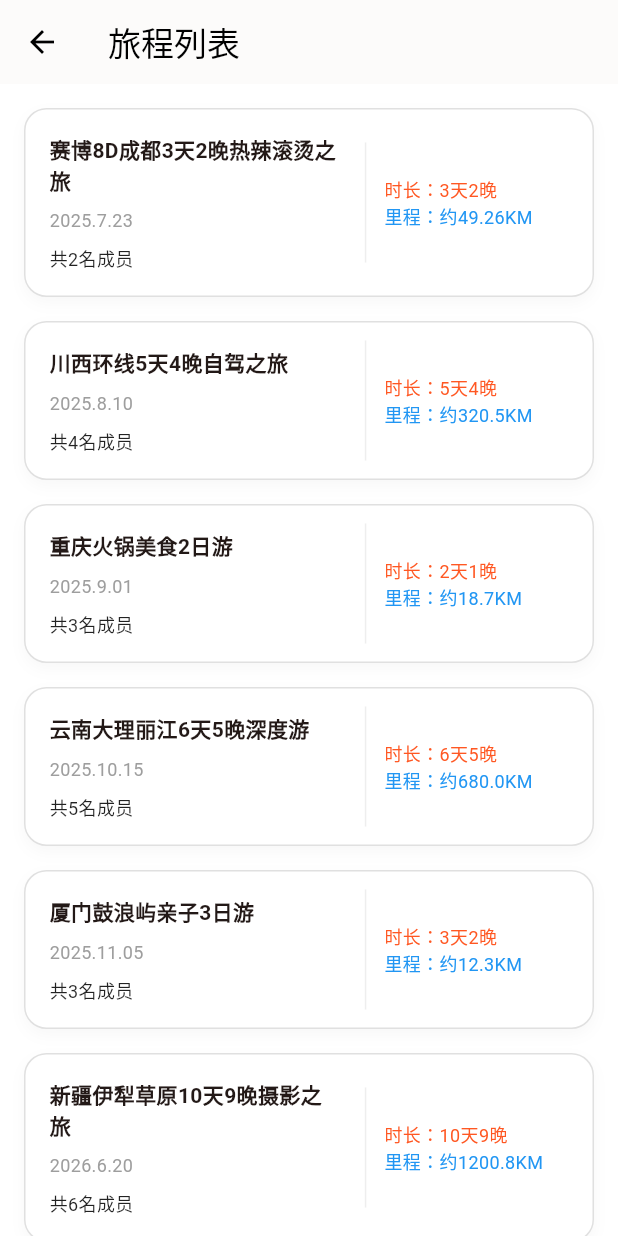
After one commit to CupOfBread/WayGo, a Flutter app: the screen it shows after launch, after a tap on "旅程列表", on a phone screen of 412 x 824 dp. The commit adds this screen. Run offline on Flutter 3.47's test engine with Material 3 defaults, Android fonts, the phone set to English and light mode, and no system bars; our stand-ins replace audioplayers, carousel_slider, dio, flutter_smart_dialog, get, logger and 1 more; missing offline and left inert: flutter_baidu_mapapi_base, flutter_baidu_mapapi_map, flutter_bmflocation.

Commit message:
feat: 新增页面

```diff
--- a/lib/pages/home/home_view.dart
+++ b/lib/pages/home/home_view.dart
@@ -7,6 +7,7 @@ import 'home_state.dart';
 import '../map/map_view.dart';
 import '../travel/travel_view.dart';
 import '../spot/spot_detail_view.dart';
+import '../travel/travel_list_view.dart';
 
 class HomePage extends StatelessWidget {
   HomePage({Key? key}) : super(key: key);
@@ -36,6 +37,17 @@ class HomePage extends StatelessWidget {
                         runSpacing: 12,
                         alignment: WrapAlignment.start,
                         children: [
+                          _buildHomeCard(
+                            width: cardWidth,
+                            icon: Icons.list_alt,
+                            text: '旅程列表',
+                            color1: Color(0xFF4A90E2),
+                            color2: Color(0xFF50E3C2),
+                            boxShadowColor: Colors.lightBlue,
+                            onTap: () {
+                              Get.to(() => const TravelListPage());
+                            },
+                          ),
                           _buildHomeCard(
                             width: cardWidth,
                             icon: Icons.card_travel,
--- /dev/null
+++ b/lib/pages/travel/travel_list_logic.dart
@@ -0,0 +1,12 @@
+import 'package:get/get.dart';
+import 'travel_list_state.dart';
+
+class TravelListLogic extends GetxController {
+  final TravelListState state = TravelListState();
+
+  @override
+  void onInit() {
+    super.onInit();
+    // 可在此处加载数据
+  }
+}
--- /dev/null
+++ b/lib/pages/travel/travel_list_state.dart
@@ -0,0 +1,52 @@
+import 'package:get/get.dart';
+import 'travel_list_view.dart';
+
+class TravelListState {
+  List<TravelInfo> travels = [
+    TravelInfo(
+      title: '赛博8D成都3天2晚热辣滚烫之旅',
+      departureDate: '2025.7.23',
+      members: 2,
+      duration: '3天2晚',
+      distance: '49.26',
+    ),
+    TravelInfo(
+      title: '川西环线5天4晚自驾之旅',
+      departureDate: '2025.8.10',
+      members: 4,
+      duration: '5天4晚',
+      distance: '320.5',
+    ),
+    TravelInfo(
+      title: '重庆火锅美食2日游',
+      departureDate: '2025.9.01',
+      members: 3,
+      duration: '2天1晚',
+      distance: '18.7',
+    ),
+    TravelInfo(
+      title: '云南大理丽江6天5晚深度游',
+      departureDate: '2025.10.15',
+      members: 5,
+      duration: '6天5晚',
+      distance: '680.0',
+    ),
+    TravelInfo(
+      title: '厦门鼓浪屿亲子3日游',
+      departureDate: '2025.11.05',
+      members: 3,
+      duration: '3天2晚',
+      distance: '12.3',
+    ),
+    TravelInfo(
+      title: '新疆伊犁草原10天9晚摄影之旅',
+      departureDate: '2026.6.20',
+      members: 6,
+      duration: '10天9晚',
+      distance: '1200.8',
+    ),
+  ];
+  TravelListState() {
+    // 初始化变量
+  }
+}
--- /dev/null
+++ b/lib/pages/travel/travel_list_view.dart
@@ -0,0 +1,127 @@
+import 'package:flutter/material.dart';
+import 'package:get/get.dart';
+import 'travel_list_logic.dart';
+import 'package:waygo/pages/travel/travel_view.dart';
+
+class TravelListPage extends StatelessWidget {
+  const TravelListPage({Key? key}) : super(key: key);
+
+  @override
+  Widget build(BuildContext context) {
+    final logic = Get.put(TravelListLogic());
+    final state = logic.state;
+    return Scaffold(
+      appBar: AppBar(
+        title: const Text('旅程列表'),
+        backgroundColor: Colors.white,
+        foregroundColor: Colors.black,
+        elevation: 0.5,
+      ),
+      backgroundColor: Colors.white,
+      body: ListView.builder(
+        padding: const EdgeInsets.all(16),
+        itemCount: state.travels.length,
+        itemBuilder: (context, index) {
+          final travel = state.travels[index];
+          return Padding(
+            padding: const EdgeInsets.only(bottom: 16.0),
+            child: _TravelCard(travel: travel),
+          );
+        },
+      ),
+    );
+  }
+}
+
+class _TravelCard extends StatelessWidget {
+  final TravelInfo travel;
+  const _TravelCard({required this.travel});
+
+  @override
+  Widget build(BuildContext context) {
+    return GestureDetector(
+      onTap: () {
+        Get.to(() => DefaultTabController(length: 3, child: TravelPage()));
+      },
+      child: Container(
+        width: double.infinity,
+        decoration: BoxDecoration(
+          color: Colors.white,
+          borderRadius: BorderRadius.circular(15.0),
+          border: Border.all(color: Colors.grey.shade300),
+          boxShadow: [
+            BoxShadow(
+              color: Colors.grey.withOpacity(0.08),
+              blurRadius: 8,
+              offset: const Offset(0, 4),
+            ),
+          ],
+        ),
+        child: Row(
+          children: [
+            Expanded(
+              flex: 3,
+              child: Padding(
+                padding: const EdgeInsets.all(16.0),
+                child: Column(
+                  crossAxisAlignment: CrossAxisAlignment.start,
+                  mainAxisAlignment: MainAxisAlignment.start,
+                  children: [
+                    Text(
+                      travel.title,
+                      style: const TextStyle(fontSize: 14, fontWeight: FontWeight.bold),
+                    ),
+                    const SizedBox(height: 8),
+                    Text(
+                      travel.departureDate,
+                      style: const TextStyle(color: Colors.grey, fontSize: 12),
+                    ),
+                    const SizedBox(height: 8),
+                    Text(
+                      '共${travel.members}名成员',
+                      style: const TextStyle(color: Colors.black87, fontSize: 12),
+                    ),
+                  ],
+                ),
+              ),
+            ),
+            Container(
+              width: 1,
+              height: 80,
+              color: Colors.grey.shade200,
+            ),
+            Expanded(
+              flex: 2,
+              child: Padding(
+                padding: const EdgeInsets.symmetric(vertical: 16.0, horizontal: 12),
+                child: Column(
+                  mainAxisAlignment: MainAxisAlignment.spaceBetween,
+                  crossAxisAlignment: CrossAxisAlignment.start,
+                  children: [
+                    Text('时长：${travel.duration}', style: const TextStyle(fontSize: 12, color: Colors.deepOrange)),
+                    Text('里程：约${travel.distance}KM', style: const TextStyle(fontSize: 12, color: Colors.blue)),
+                  ],
+                ),
+              ),
+            ),
+          ],
+        ),
+      ),
+    );
+  }
+}
+
+class TravelInfo {
+  final String title;
+  final String departureDate;
+  final int members;
+  final String duration;
+  final String distance;
+  TravelInfo({
+    required this.title,
+    required this.departureDate,
+    required this.members,
+    required this.duration,
+    required this.distance,
+  });
+}
--- a/pubspec.yaml
+++ b/pubspec.yaml
@@ -30,9 +30,14 @@ dev_dependencies:
   flutter_test:
     sdk: flutter
   flutter_lints: ^5.0.0
+  flutter_native_splash: ^2.4.6
 
 flutter:
   uses-material-design: true
   assets:
     - assets/
     - assets/map_style/
+flutter_native_splash:
+  color: "#FFFFFF"
+  android: true
+  ios: true
```
